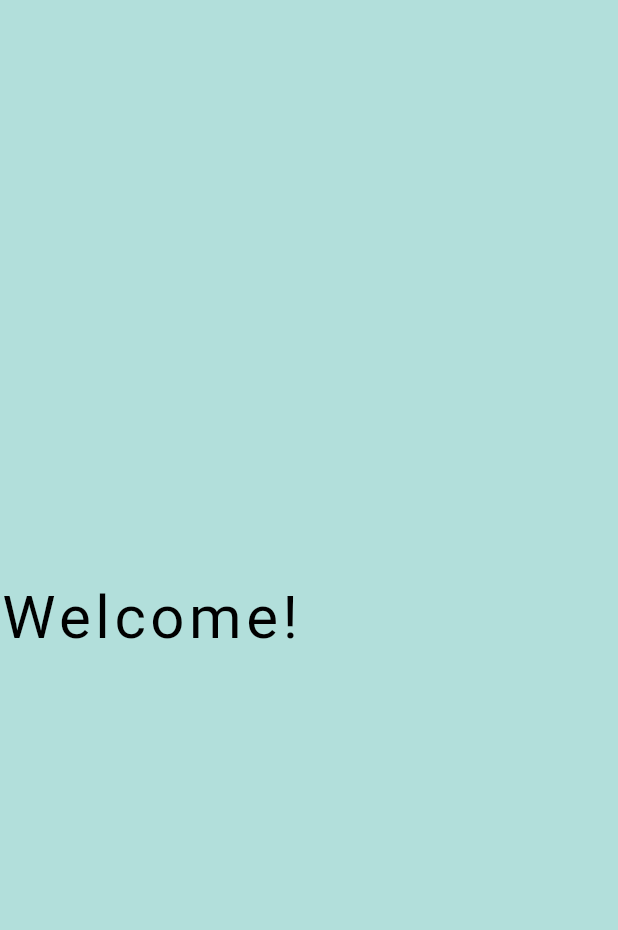
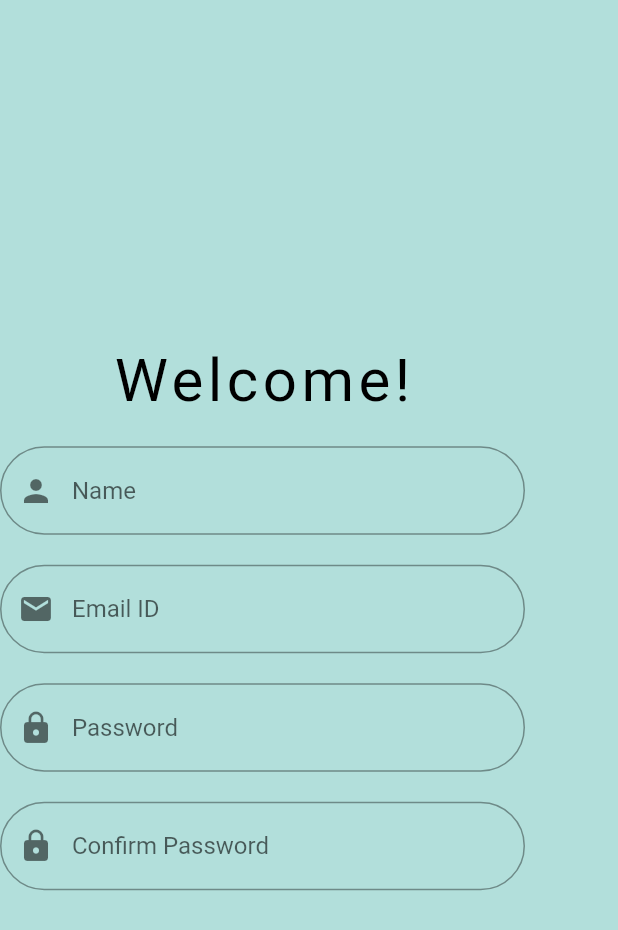
Before and after one commit to urantiatech/authenticator_flutter, a Flutter app: the RegisterPage screen opened directly, on a phone screen of 412 x 824 dp. Shown: the top 930 px of the screen. Run offline on Flutter 3.47's test engine with Material 2 defaults, Android fonts, the phone set to English and light mode, and no system bars.

Commit message:
added text fields to RegistrationPage

```diff
--- a/lib/main.dart
+++ b/lib/main.dart
@@ -110,10 +110,6 @@ class _LoginPageState extends State<LoginPage> {
               onPressed: () {
                 print(controllerEmail.text);
                 print(controllerPassword.text);
-                Navigator.push(
-                  context,
-                  MaterialPageRoute(builder: (context) => RegisterPage()),
-                );
               },
               padding: EdgeInsets.all(10),
               elevation: 5,
@@ -144,7 +140,10 @@ class _LoginPageState extends State<LoginPage> {
                 FlatButton(
                   child: Text('Register'),
                   onPressed: () {
-                    print('I don\'t do anything yet');
+                    Navigator.push(
+                      context,
+                      MaterialPageRoute(builder: (context) => RegisterPage()),
+                    );
                   },
                 ),
               ],
--- a/lib/register.dart
+++ b/lib/register.dart
@@ -1,12 +1,18 @@
 import 'package:flutter/material.dart';
 
-class RegisterPage extends StatelessWidget {
+class RegisterPage extends StatefulWidget {
+  @override
+  _RegisterPageState createState() => _RegisterPageState();
+}
+
+class _RegisterPageState extends State<RegisterPage> {
+  TextEditingController controllerName = TextEditingController();
+  TextEditingController controllerEmail = TextEditingController();
+  TextEditingController controllerPassword = TextEditingController();
+  TextEditingController controllerConfirmPassword = TextEditingController();
   @override
   Widget build(BuildContext context) {
     return Scaffold(
-      // appBar: AppBar(
-      //   title: Text("Register"),
-      // ),
       backgroundColor: Colors.teal[100],
       body: SafeArea(
         child: Column(
@@ -20,8 +26,91 @@ class RegisterPage extends StatelessWidget {
                 letterSpacing: 3,
               ),
             ),
+            SizedBox(
+              height: 20,
+            ),
+            Container(
+              width: 350,
+              child: TextField(
+                controller: controllerName,
+                decoration: InputDecoration(
+                  focusedBorder: OutlineInputBorder(
+                      borderRadius: BorderRadius.circular(30)),
+                  border: OutlineInputBorder(
+                      borderRadius: BorderRadius.circular(30)),
+                  hintText: 'Name',
+                  prefixIcon: Icon(
+                    Icons.person,
+                    color: Colors.black54,
+                  ),
+                ),
+              ),
+            ),
+            SizedBox(
+              height: 20,
+            ),
+            Container(
+              width: 350,
+              child: TextField(
+                controller: controllerEmail,
+                decoration: InputDecoration(
+                  focusedBorder: OutlineInputBorder(
+                      borderRadius: BorderRadius.circular(30)),
+                  border: OutlineInputBorder(
+                      borderRadius: BorderRadius.circular(30)),
+                  hintText: 'Email ID',
+                  prefixIcon: Icon(
+                    Icons.mail,
+                    color: Colors.black54,
+                  ),
+                ),
+              ),
+            ),
+            SizedBox(
+              height: 20,
+            ),
+            Container(
+              width: 350,
+              child: TextField(
+                obscureText: true,
+                controller: controllerPassword,
+                decoration: InputDecoration(
+                  focusedBorder: OutlineInputBorder(
+                      borderRadius: BorderRadius.circular(30)),
+                  border: OutlineInputBorder(
+                      borderRadius: BorderRadius.circular(30)),
+                  hintText: 'Password',
+                  prefixIcon: Icon(
+                    Icons.lock,
+                    color: Colors.black54,
+                  ),
+                ),
+              ),
+            ),
+            SizedBox(
+              height: 20,
+            ),
+            Container(
+              width: 350,
+              child: TextField(
+                obscureText: true,
+                controller: controllerConfirmPassword,
+                decoration: InputDecoration(
+                  focusedBorder: OutlineInputBorder(
+                      borderRadius: BorderRadius.circular(30)),
+                  border: OutlineInputBorder(
+                      borderRadius: BorderRadius.circular(30)),
+                  hintText: 'Confirm Password',
+                  prefixIcon: Icon(
+                    Icons.lock,
+                    color: Colors.black54,
+                  ),
+                ),
+              ),
+            ),
           ],
-      )),
+        ),
+      ),
     );
   }
 }
```
Lines whose indentation alone changed are shown as unchanged.
